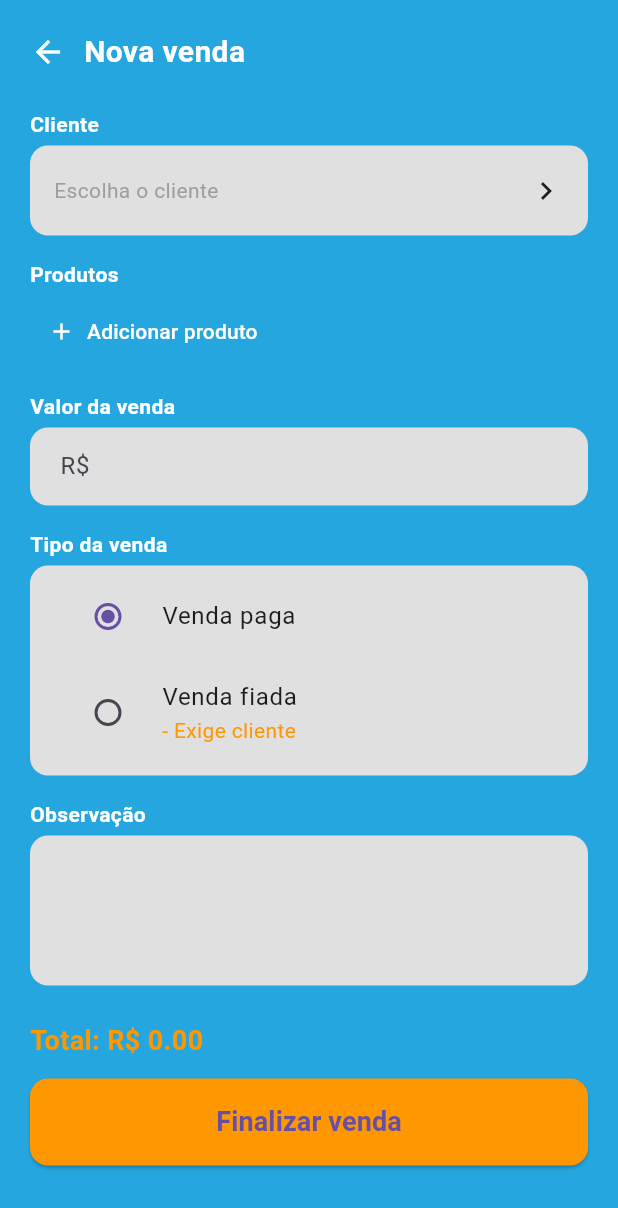
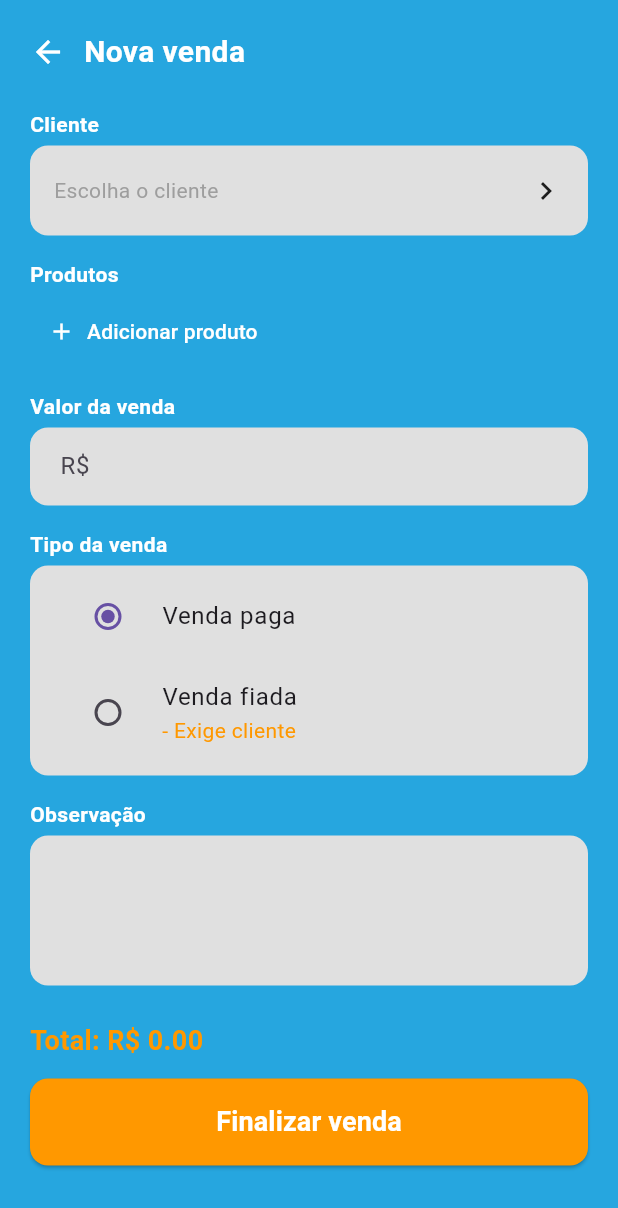
Before and after one commit to Lvitorzz/vendaiapp, a Flutter app: the NovaVendaView screen opened directly, on a phone screen of 412 x 824 dp. Shown: the top 1208 px of the screen. Run offline on Flutter 3.47's test engine with Material 3 defaults, Android fonts, the phone set to English and light mode, and no system bars; our stand-ins replace cloud_firestore, firebase_core, font_awesome_flutter; accounts and stored records are empty.

Commit message:
Alterada a cor dos botões 'Finalizar Venda', 'Cadastrar' no cadastro de produto e também no do cliente para a cor branca.

```diff
--- a/lib/views/cadastrar_cliente_view.dart
+++ b/lib/views/cadastrar_cliente_view.dart
@@ -201,6 +201,7 @@ class _CadastrarClienteViewState extends State<CadastrarClienteView> {
                           style: const TextStyle(
                             fontSize: 18,
                             fontWeight: FontWeight.bold,
+                            color: Colors.white, // 👈 Adiciona esta linha
                           ),
                         ),
                       ),
--- a/lib/views/cadastrar_produto_view.dart
+++ b/lib/views/cadastrar_produto_view.dart
@@ -169,7 +169,7 @@ class _CadastrarProdutoViewState extends State<CadastrarProdutoView> {
                         onPressed: _salvarProduto,
                         child: const Text(
                           'Cadastrar',
-                          style: TextStyle(fontSize: 18, fontWeight: FontWeight.bold),
+                          style: TextStyle(fontSize: 18, fontWeight: FontWeight.bold, color: Colors.white),
                         ),
                       ),
                     ),
--- a/lib/views/nova_venda_view.dart
+++ b/lib/views/nova_venda_view.dart
@@ -339,7 +339,7 @@ class _NovaVendaViewState extends State<NovaVendaView> {
                       shape: RoundedRectangleBorder(borderRadius: BorderRadius.circular(12)),
                     ),
                     onPressed: _finalizarVenda,
-                    child: const Text('Finalizar venda', style: TextStyle(fontSize: 18, fontWeight: FontWeight.bold)),
+                    child: const Text('Finalizar venda', style: TextStyle(fontSize: 18, fontWeight: FontWeight.bold, color: Colors.white)),
                   ),
                 ),
               ],
```
